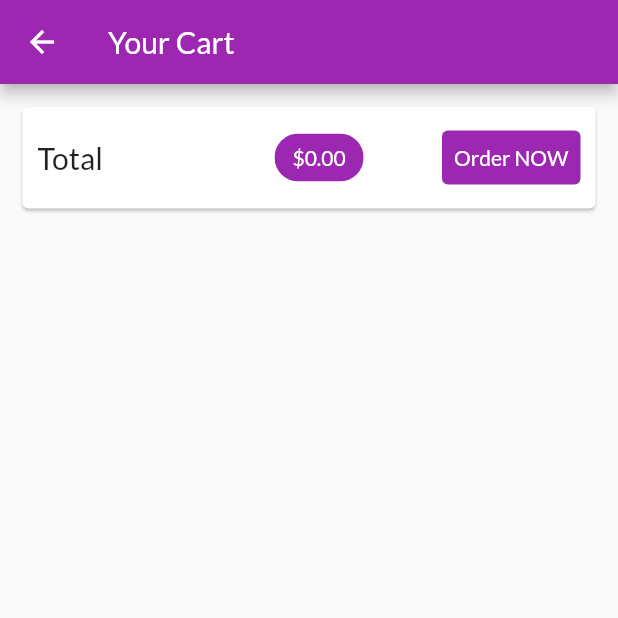
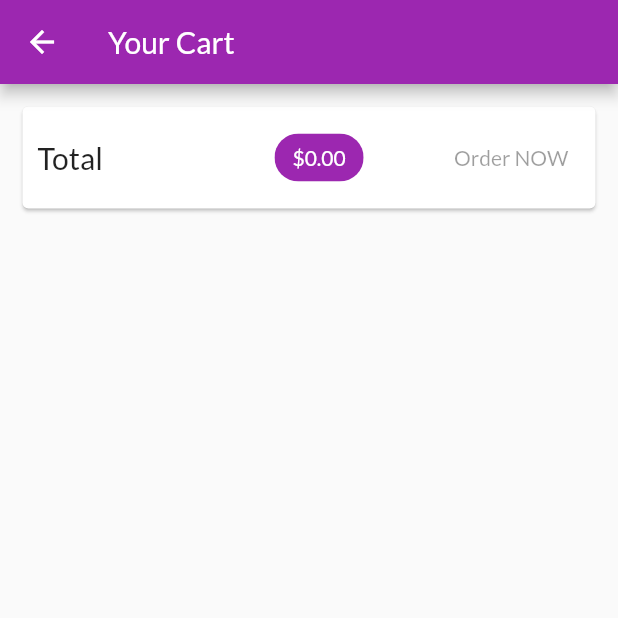
Before and after one commit to turinaf/flutter-dart, a Flutter app: the CartScreen screen opened by its route, on a phone screen of 412 x 824 dp, the top half of it. Run offline on Flutter 3.47's test engine with Material 2 defaults, Android fonts, the light colour scheme and no system bars; network calls fail; Roboto replaces fonts that are missing (lato).

Commit message:
Saving and fetching orders to/from server

```diff
--- /dev/null
+++ b/shop_app/lib/models/http_exception.dart
@@ -0,0 +1,9 @@
+class HttpException implements Exception {
+  final String message;
+  HttpException(this.message);
+
+  @override
+  String toString() {
+    return message;
+  }
+}
--- a/shop_app/lib/screens/cart_screen.dart
+++ b/shop_app/lib/screens/cart_screen.dart
@@ -41,20 +41,7 @@ class CartScreen extends StatelessWidget {
                     ),
                     backgroundColor: Theme.of(context).primaryColor,
                   ),
-                  TextButton(
-                    style: ButtonStyle(
-                      backgroundColor: MaterialStateProperty.all(Colors.purple),
-                      foregroundColor: MaterialStateProperty.all(Colors.white),
-                    ),
-                    onPressed: () {
-                      Provider.of<Orders>(context, listen: false).addOrder(
-                        cart.items.values.toList(),
-                        cart.totalAmount,
-                      );
-                      cart.clearCart(); // Listening to change in Cart, but not in Orders, that's why listen: false in the above.
-                    },
-                    child: Text("Order NOW"),
-                  ),
+                  OrderButton(cart: cart),
                 ],
               ),
             ),
@@ -78,3 +65,45 @@ class CartScreen extends StatelessWidget {
     );
   }
 }
+
+class OrderButton extends StatefulWidget {
+  const OrderButton({
+    Key? key,
+    required this.cart,
+  }) : super(key: key);
+
+  final Cart cart;
+
+  @override
+  _OrderButtonState createState() => _OrderButtonState();
+}
+
+class _OrderButtonState extends State<OrderButton> {
+  var _isLoading = false;
+  @override
+  Widget build(BuildContext context) {
+    return TextButton(
+      child: _isLoading ? CircularProgressIndicator() : Text("Order NOW"),
+      // style: ButtonStyle(
+      //   backgroundColor: MaterialStateProperty.all(Colors.purple),
+      //   foregroundColor: MaterialStateProperty.all(Colors.white),
+      // ),
+      onPressed: (widget.cart.totalAmount) <= 0 || _isLoading
+          ? null
+          : () async {
+              setState(() {
+                _isLoading = true;
+              });
+              await Provider.of<Orders>(context, listen: false).addOrder(
+                widget.cart.items.values.toList(),
+                widget.cart.totalAmount,
+              );
+              setState(() {
+                _isLoading = false;
+              });
+              widget.cart
+                  .clearCart(); // Listening to change in Cart, but not in Orders, that's why listen: false in the above.
+            },
+    );
+  }
+}
```
Also changed, not shown: shop_app/lib/providers/orders.dart (+53 -3 lines), shop_app/lib/providers/product.dart (+24 -1 lines), shop_app/lib/providers/products.dart (+19 -2 lines), shop_app/lib/screens/orders_screen.dart (+25 -4 lines), shop_app/lib/widgets/user_product_item.dart (+15 -2 lines).
